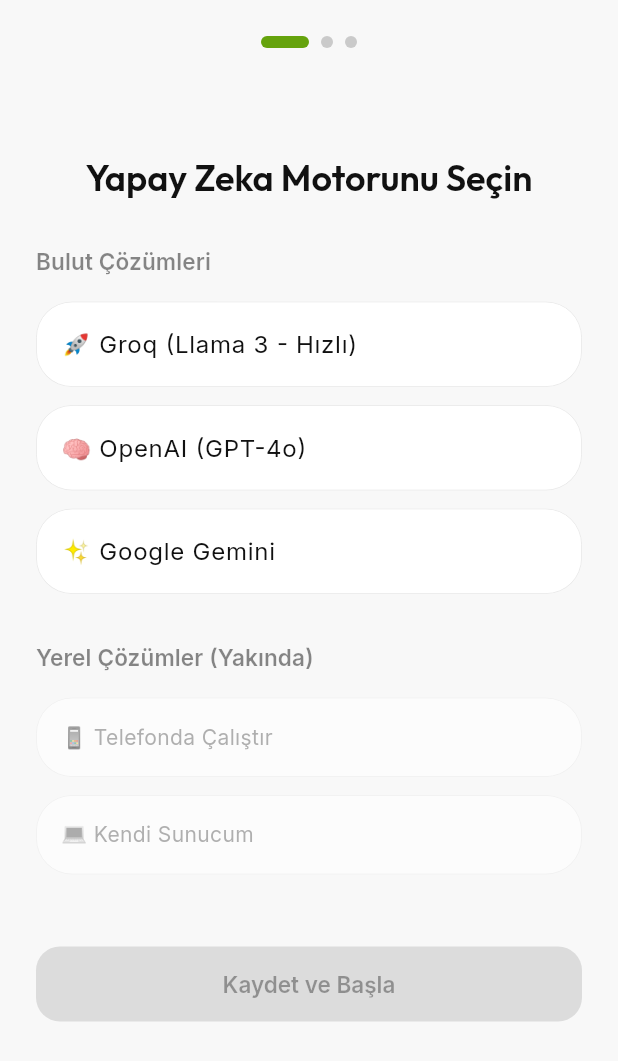
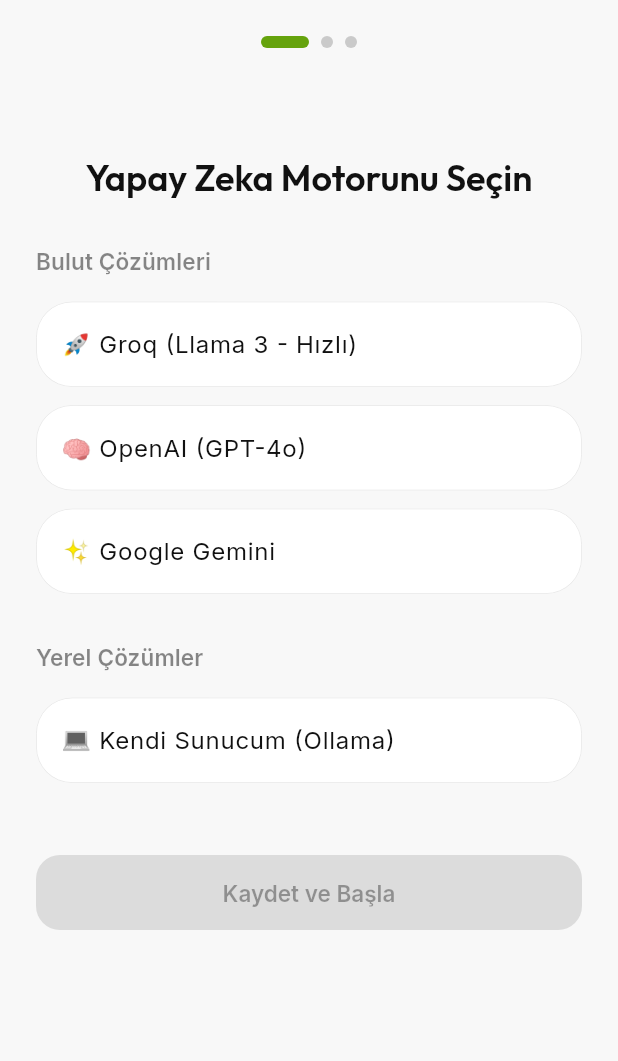
Before and after one commit to MertAlii/ClarityAI, a Flutter app: the SetupPage screen opened by its route, swiped to page 3, on a phone screen of 412 x 824 dp. Shown: the top 1061 px of the screen. Run offline on Flutter 3.47's test engine with Material 3 defaults, Android fonts, the phone set to English and light mode, and no system bars; our stand-ins replace dio, file_picker, flutter_animate, flutter_markdown, flutter_riverpod, flutter_secure_storage and 10 more; missing offline and left inert: syncfusion_flutter_pdf; accounts and stored records are empty.

Commit message:
fix: Kurulum sayfası Ollama desteği, AiReport veritabanı kaydı, Sohbet Regex ve Kaydırarak Not silme

```diff
--- a/lib/features/chat/presentation/chat_detail_page.dart
+++ b/lib/features/chat/presentation/chat_detail_page.dart
@@ -171,8 +171,8 @@ class _ChatDetailPageState extends ConsumerState<ChatDetailPage> {
                     String displayContent = msg.content;
                     if (!isUser) {
                       displayContent = displayContent.replaceAllMapped(
-                        RegExp(r'@\[\[(.*?)\|(.*?)\]\]'),
-                        (match) => '[${match.group(1)}](/note/${match.group(2)})'
+                        RegExp(r'\[\[(.*?)\|(.*?)\]\]'),
+                        (match) => '[${match.group(1)}](/note_detail/${match.group(2)})'
                       );
                     }
 
--- a/lib/features/setup/presentation/setup_page.dart
+++ b/lib/features/setup/presentation/setup_page.dart
@@ -1,4 +1,5 @@
 import 'package:flutter/material.dart';
+import 'package:shared_preferences/shared_preferences.dart';
 import 'package:flutter/services.dart';
 import 'package:go_router/go_router.dart';
 import 'package:flutter_riverpod/flutter_riverpod.dart';
@@ -23,6 +24,8 @@ class _SetupPageState extends ConsumerState<SetupPage> {
   String _name = '';
   String _selectedProvider = '';
   String _apiKey = '';
+  String _ollamaEndpoint = 'http://10.0.2.2:11434';
+  String _ollamaModel = 'llama3';
 
   void _nextStep() {
     HapticFeedback.lightImpact();
@@ -39,6 +42,7 @@ class _SetupPageState extends ConsumerState<SetupPage> {
 
   Future<void> _finishSetup() async {
     final storage = StorageService();
+    final prefs = await SharedPreferences.getInstance();
 
     // Save User Profile
     await storage.saveUserProfile(UserProfile(
@@ -49,8 +53,14 @@ class _SetupPageState extends ConsumerState<SetupPage> {
       themeMode: _selectedTheme,
     ));
 
-    // Save API Key
-    await storage.saveApiKey(_selectedProvider, _apiKey);
+    // Save API Key & Ollama settings
+    if (_selectedProvider == 'Ollama') {
+      await prefs.setString('ollama_endpoint', _ollamaEndpoint.trim());
+      await prefs.setString('ollama_model', _ollamaModel.trim());
+    } else {
+      await storage.saveApiKey(_selectedProvider, _apiKey.trim());
+    }
+    await prefs.setString('ai_provider', _selectedProvider);
 
     // Apply Theme
     final themeMode = switch (_selectedTheme) {
@@ -183,42 +193,22 @@ class _SetupPageState extends ConsumerState<SetupPage> {
           const SizedBox(height: 32),
           Text('Bulut Çözümleri', style: theme.textTheme.labelLarge?.copyWith(color: theme.colorScheme.onSurface.withOpacity(0.5))),
           const SizedBox(height: 16),
-          _buildAiOption('groq', '🚀 Groq (Llama 3 - Hızlı)'),
+          _buildAiOption('Groq', '🚀 Groq (Llama 3 - Hızlı)'),
           const SizedBox(height: 12),
-          _buildAiOption('openai', '🧠 OpenAI (GPT-4o)'),
+          _buildAiOption('OpenAI', '🧠 OpenAI (GPT-4o)'),
           const SizedBox(height: 12),
-          _buildAiOption('gemini', '✨ Google Gemini'),
+          _buildAiOption('Gemini', '✨ Google Gemini'),
 
           const SizedBox(height: 32),
-          Text('Yerel Çözümler (Yakında)', style: theme.textTheme.labelLarge?.copyWith(color: theme.colorScheme.onSurface.withOpacity(0.5))),
+          Text('Yerel Çözümler', style: theme.textTheme.labelLarge?.copyWith(color: theme.colorScheme.onSurface.withOpacity(0.5))),
           const SizedBox(height: 16),
-          Opacity(
-            opacity: 0.5,
-            child: GlassCard(
-              child: Row(
-                children: [
-                  const Text('📱 Telefonda Çalıştır'),
-                ],
-              ),
-            ),
-          ),
-          const SizedBox(height: 12),
-          Opacity(
-            opacity: 0.5,
-            child: GlassCard(
-              child: Row(
-                children: [
-                  const Text('💻 Kendi Sunucum'),
-                ],
-              ),
-            ),
-          ),
+          _buildAiOption('Ollama', '💻 Kendi Sunucum (Ollama)'),
 
           const SizedBox(height: 48),
           SizedBox(
             width: double.infinity,
             child: ElevatedButton(
-              onPressed: (_selectedProvider.isNotEmpty && _apiKey.isNotEmpty) ? _nextStep : null,
+              onPressed: (_selectedProvider.isNotEmpty && (_selectedProvider == 'Ollama' ? (_ollamaEndpoint.isNotEmpty && _ollamaModel.isNotEmpty) : _apiKey.isNotEmpty)) ? _nextStep : null,
               child: const Text('Kaydet ve Başla'),
             ),
           ),
@@ -250,6 +240,25 @@ class _SetupPageState extends ConsumerState<SetupPage> {
           ),
           if (isSelected) ...[
             const SizedBox(height: 16),
+            if (id == 'Ollama') ...[
+              TextField(
+                onChanged: (val) => setState(() => _ollamaEndpoint = val),
+                decoration: InputDecoration(
+                  hintText: 'Endpoint (Örn: http://10.0.2.2:11434)',
+                  prefixIcon: const Icon(LucideIcons.link),
+                ),
+                controller: TextEditingController(text: _ollamaEndpoint),
+              ),
+              const SizedBox(height: 12),
+              TextField(
+                onChanged: (val) => setState(() => _ollamaModel = val),
+                decoration: InputDecoration(
+                  hintText: 'Model Adı (Örn: llama3)',
+                  prefixIcon: const Icon(LucideIcons.box),
+                ),
+                controller: TextEditingController(text: _ollamaModel),
+              ),
+            ] else ...[
               TextField(
                 onChanged: (val) => setState(() => _apiKey = val),
                 obscureText: true,
@@ -258,6 +267,7 @@ class _SetupPageState extends ConsumerState<SetupPage> {
                   prefixIcon: const Icon(LucideIcons.key),
                 ),
               ),
+            ]
           ]
         ],
       ),
```
Also changed, not shown: lib/features/dashboard/presentation/dashboard_page.dart (+28 -5 lines), lib/features/studio/presentation/studio_page.dart (+6 -6 lines), lib/models/v2_models.dart (+7 -0 lines). Lines whose indentation alone changed are shown as unchanged.
